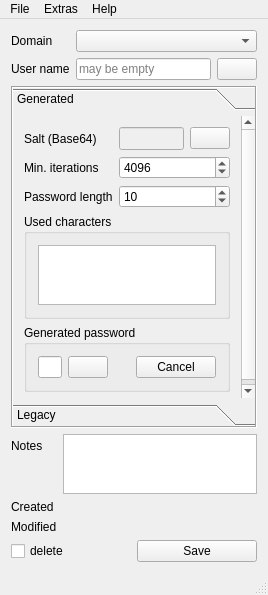
First picture: the form in ctSESAM/mainwindow.ui, repository 607011/Qt-SESAM, before the edit.
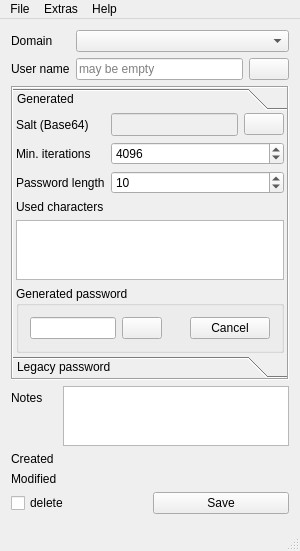
Second picture: the form after the edit. Icons and pictures are not drawn.

```diff
--- a/ctSESAM/mainwindow.ui
+++ b/ctSESAM/mainwindow.ui
@@ -6,16 +6,16 @@
    <rect>
     <x>0</x>
     <y>0</y>
-    <width>268</width>
-    <height>595</height>
+    <width>300</width>
+    <height>551</height>
    </rect>
   </property>
   <property name="windowTitle">
    <string>Qt SESAM</string>
   </property>
   <widget class="QWidget" name="centralWidget">
-   <layout class="QVBoxLayout" name="verticalLayout_2">
-    <item>
+   <layout class="QGridLayout" name="gridLayout">
+    <item row="0" column="0">
      <layout class="QGridLayout" name="gridLayout_2">
       <item row="1" column="2">
        <widget class="QComboBox" name="domainsComboBox"/>
@@ -61,8 +61,14 @@
       </item>
      </layout>
     </item>
-    <item>
+    <item row="1" column="0">
      <widget class="QToolBox" name="toolBox">
+      <property name="sizePolicy">
+       <sizepolicy hsizetype="Preferred" vsizetype="Expanding">
+        <horstretch>0</horstretch>
+        <verstretch>0</verstretch>
+       </sizepolicy>
+      </property>
       <property name="frameShape">
        <enum>QFrame::Box</enum>
       </property>
@@ -72,20 +78,35 @@
       <property name="currentIndex">
        <number>0</number>
       </property>
+      <property name="tabSpacing">
+       <number>0</number>
+      </property>
       <widget class="QWidget" name="pageGenerated">
        <property name="geometry">
         <rect>
          <x>0</x>
          <y>0</y>
-         <width>246</width>
-         <height>262</height>
+         <width>278</width>
+         <height>236</height>
         </rect>
        </property>
        <attribute name="label">
         <string>Generated</string>
        </attribute>
-       <layout class="QGridLayout" name="gridLayout_4">
-        <item row="0" column="0">
+       <layout class="QVBoxLayout" name="verticalLayout_2">
+        <property name="leftMargin">
+         <number>3</number>
+        </property>
+        <property name="topMargin">
+         <number>3</number>
+        </property>
+        <property name="rightMargin">
+         <number>3</number>
+        </property>
+        <property name="bottomMargin">
+         <number>3</number>
+        </property>
+        <item>
          <layout class="QFormLayout" name="formLayout_2">
           <item row="0" column="0">
            <widget class="QLabel" name="label_9">
@@ -173,35 +194,33 @@
           </item>
          </layout>
         </item>
-        <item row="1" column="0">
-         <widget class="QGroupBox" name="groupBox">
-          <property name="title">
+        <item>
+         <widget class="QLabel" name="label_4">
+          <property name="text">
            <string>Used characters</string>
           </property>
-          <layout class="QGridLayout" name="gridLayout">
-           <item row="2" column="0">
-            <widget class="QPlainTextEdit" name="usedCharactersPlainTextEdit">
-             <property name="sizePolicy">
-              <sizepolicy hsizetype="Expanding" vsizetype="Preferred">
-               <horstretch>0</horstretch>
-               <verstretch>0</verstretch>
-              </sizepolicy>
-             </property>
-             <property name="maximumSize">
-              <size>
-               <width>16777215</width>
-               <height>60</height>
-              </size>
-             </property>
-             <property name="placeholderText">
-              <string/>
-             </property>
-            </widget>
-           </item>
-          </layout>
          </widget>
         </item>
-        <item row="2" column="0">
+        <item>
+         <widget class="QPlainTextEdit" name="usedCharactersPlainTextEdit">
+          <property name="sizePolicy">
+           <sizepolicy hsizetype="Expanding" vsizetype="Preferred">
+            <horstretch>0</horstretch>
+            <verstretch>0</verstretch>
+           </sizepolicy>
+          </property>
+          <property name="maximumSize">
+           <size>
+            <width>16777215</width>
+            <height>60</height>
+           </size>
+          </property>
+          <property name="placeholderText">
+           <string/>
+          </property>
+         </widget>
+        </item>
+        <item>
          <widget class="QGroupBox" name="groupBox_4">
           <property name="title">
            <string>Generated password</string>
@@ -282,16 +301,21 @@
         </rect>
        </property>
        <attribute name="label">
-        <string>Legacy</string>
+        <string>Legacy password</string>
        </attribute>
        <layout class="QGridLayout" name="gridLayout_3">
-        <item row="0" column="0">
-         <widget class="QLabel" name="label_4">
-          <property name="text">
-           <string>Legacy password</string>
-          </property>
-         </widget>
-        </item>
+        <property name="leftMargin">
+         <number>3</number>
+        </property>
+        <property name="topMargin">
+         <number>3</number>
+        </property>
+        <property name="rightMargin">
+         <number>3</number>
+        </property>
+        <property name="bottomMargin">
+         <number>3</number>
+        </property>
         <item row="1" column="0">
          <layout class="QHBoxLayout" name="horizontalLayout_3">
           <item>
@@ -337,20 +361,7 @@
       </widget>
      </widget>
     </item>
-    <item>
-     <spacer name="verticalSpacer">
-      <property name="orientation">
-       <enum>Qt::Vertical</enum>
-      </property>
-      <property name="sizeHint" stdset="0">
-       <size>
-        <width>20</width>
-        <height>1</height>
-       </size>
-      </property>
-     </spacer>
-    </item>
-    <item>
+    <item row="2" column="0">
      <layout class="QFormLayout" name="formLayout">
       <item row="0" column="0">
        <widget class="QLabel" name="label_2">
@@ -405,7 +416,7 @@
       </item>
      </layout>
     </item>
-    <item>
+    <item row="3" column="0">
      <layout class="QHBoxLayout" name="horizontalLayout_4">
       <item>
        <widget class="QCheckBox" name="deleteCheckBox">
@@ -426,6 +437,19 @@
       </item>
      </layout>
     </item>
+    <item row="4" column="0">
+     <spacer name="verticalSpacer">
+      <property name="orientation">
+       <enum>Qt::Vertical</enum>
+      </property>
+      <property name="sizeHint" stdset="0">
+       <size>
+        <width>20</width>
+        <height>1</height>
+       </size>
+      </property>
+     </spacer>
+    </item>
    </layout>
   </widget>
   <widget class="QMenuBar" name="menuBar">
@@ -433,7 +457,7 @@
     <rect>
      <x>0</x>
      <y>0</y>
-     <width>268</width>
+     <width>300</width>
      <height>21</height>
     </rect>
    </property>
```
Left out of the diff: 31 changed lines with no effect on the pictures.
